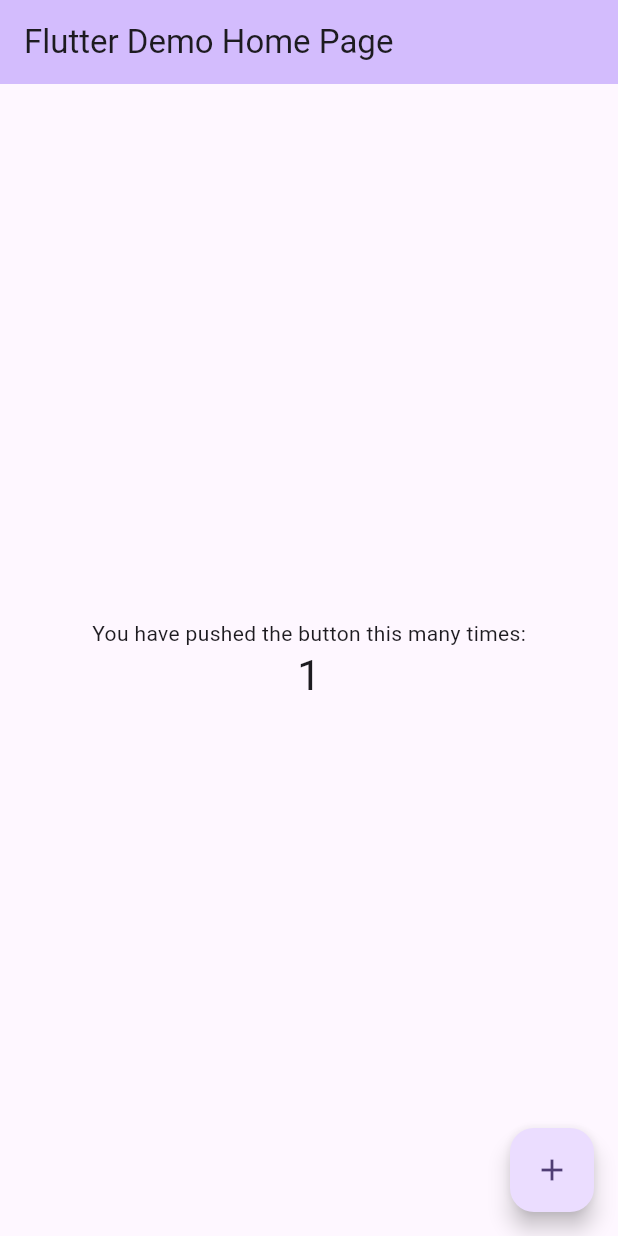
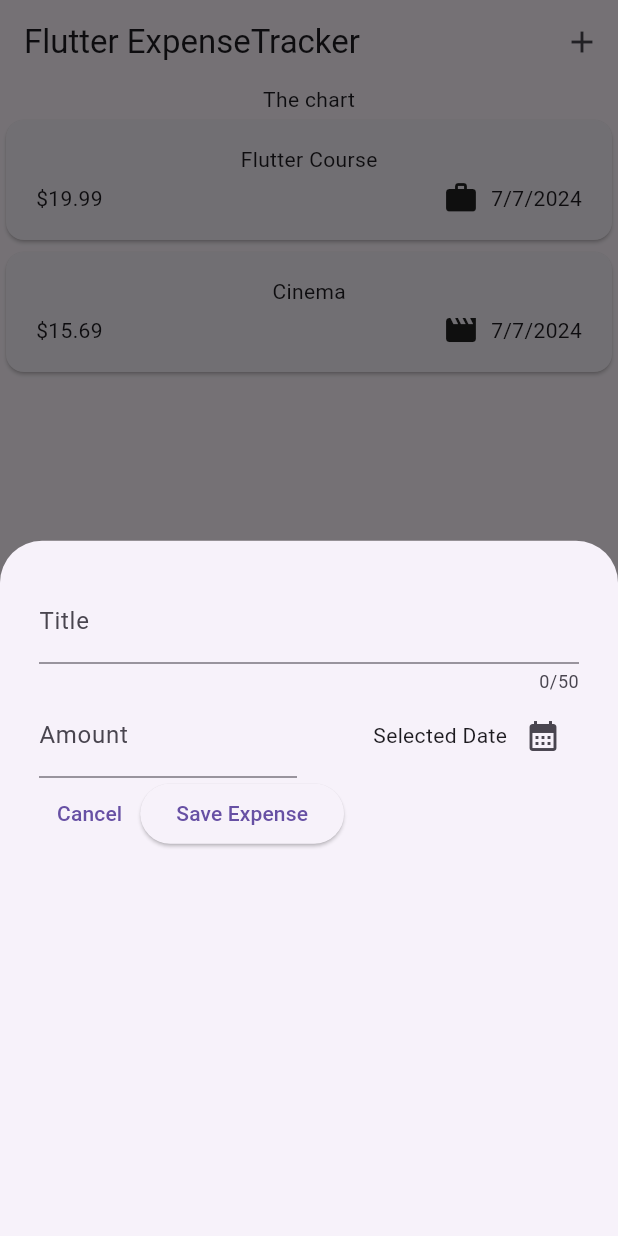
Before and after one commit to Hasithaja/expense-tracker, a Flutter app: the screen it shows after launch, after a tap on the "add" icon, on a phone screen of 412 x 824 dp. Run offline on Flutter 3.47's test engine with Material 3 defaults, Android fonts, the phone set to English and light mode, and no system bars.

Commit message:
Add bottom sheet modal and date picker

```diff
--- a/lib/main.dart
+++ b/lib/main.dart
@@ -1,125 +1,10 @@
+import 'package:expense_tracker/widgets/expenses.dart';
 import 'package:flutter/material.dart';
 
 void main() {
-  runApp(const MyApp());
+  runApp(
+    const MaterialApp(
+      home: Expenses(),
+    ),
+  );
 }
-
-class MyApp extends StatelessWidget {
-  const MyApp({super.key});
-
-  // This widget is the root of your application.
-  @override
-  Widget build(BuildContext context) {
-    return MaterialApp(
-      title: 'Flutter Demo',
-      theme: ThemeData(
-        // This is the theme of your application.
-        //
-        // TRY THIS: Try running your application with "flutter run". You'll see
-        // the application has a purple toolbar. Then, without quitting the app,
-        // try changing the seedColor in the colorScheme below to Colors.green
-        // and then invoke "hot reload" (save your changes or press the "hot
-        // reload" button in a Flutter-supported IDE, or press "r" if you used
-        // the command line to start the app).
-        //
-        // Notice that the counter didn't reset back to zero; the application
-        // state is not lost during the reload. To reset the state, use hot
-        // restart instead.
-        //
-        // This works for code too, not just values: Most code changes can be
-        // tested with just a hot reload.
-        colorScheme: ColorScheme.fromSeed(seedColor: Colors.deepPurple),
-        useMaterial3: true,
-      ),
-      home: const MyHomePage(title: 'Flutter Demo Home Page'),
-    );
-  }
-}
-
-class MyHomePage extends StatefulWidget {
-  const MyHomePage({super.key, required this.title});
-
-  // This widget is the home page of your application. It is stateful, meaning
-  // that it has a State object (defined below) that contains fields that affect
-  // how it looks.
-
-  // This class is the configuration for the state. It holds the values (in this
-  // case the title) provided by the parent (in this case the App widget) and
-  // used by the build method of the State. Fields in a Widget subclass are
-  // always marked "final".
-
-  final String title;
-
-  @override
-  State<MyHomePage> createState() => _MyHomePageState();
-}
-
-class _MyHomePageState extends State<MyHomePage> {
-  int _counter = 0;
-
-  void _incrementCounter() {
-    setState(() {
-      // This call to setState tells the Flutter framework that something has
-      // changed in this State, which causes it to rerun the build method below
-      // so that the display can reflect the updated values. If we changed
-      // _counter without calling setState(), then the build method would not be
-      // called again, and so nothing would appear to happen.
-      _counter++;
-    });
-  }
-
-  @override
-  Widget build(BuildContext context) {
-    // This method is rerun every time setState is called, for instance as done
-    // by the _incrementCounter method above.
-    //
-    // The Flutter framework has been optimized to make rerunning build methods
-    // fast, so that you can just rebuild anything that needs updating rather
-    // than having to individually change instances of widgets.
-    return Scaffold(
-      appBar: AppBar(
-        // TRY THIS: Try changing the color here to a specific color (to
-        // Colors.amber, perhaps?) and trigger a hot reload to see the AppBar
-        // change color while the other colors stay the same.
-        backgroundColor: Theme.of(context).colorScheme.inversePrimary,
-        // Here we take the value from the MyHomePage object that was created by
-        // the App.build method, and use it to set our appbar title.
-        title: Text(widget.title),
-      ),
-      body: Center(
-        // Center is a layout widget. It takes a single child and positions it
-        // in the middle of the parent.
-        child: Column(
-          // Column is also a layout widget. It takes a list of children and
-          // arranges them vertically. By default, it sizes itself to fit its
-          // children horizontally, and tries to be as tall as its parent.
-          //
-          // Column has various properties to control how it sizes itself and
-          // how it positions its children. Here we use mainAxisAlignment to
-          // center the children vertically; the main axis here is the vertical
-          // axis because Columns are vertical (the cross axis would be
-          // horizontal).
-          //
-          // TRY THIS: Invoke "debug painting" (choose the "Toggle Debug Paint"
-          // action in the IDE, or press "p" in the console), to see the
-          // wireframe for each widget.
-          mainAxisAlignment: MainAxisAlignment.center,
-          children: <Widget>[
-            const Text(
-              'You have pushed the button this many times:',
-            ),
-            Text(
-              '$_counter',
-              style: Theme.of(context).textTheme.headlineMedium,
-            ),
-          ],
-        ),
-      ),
-      floatingActionButton: FloatingActionButton(
-        onPressed: _incrementCounter,
-        tooltip: 'Increment',
-        child: const Icon(Icons.add),
-      ), // This trailing comma makes auto-formatting nicer for build methods.
-    );
-  }
-}
--- /dev/null
+++ b/lib/models/expense.dart
@@ -0,0 +1,35 @@
+import 'package:flutter/material.dart';
+import 'package:intl/intl.dart';
+import 'package:uuid/uuid.dart';
+
+final formatter = DateFormat.yMd();
+
+const uuid = Uuid();
+
+enum Category { food, travel, leisure, work }
+
+const categoryIcons = {
+  Category.food: Icons.lunch_dining,
+  Category.travel: Icons.flight_takeoff,
+  Category.leisure: Icons.movie,
+  Category.work: Icons.work
+};
+
+class Expense {
+  Expense({
+    required this.title,
+    required this.amount,
+    required this.date,
+    required this.category,
+  }) : id = uuid.v4();
+
+  final String id;
+  final String title;
+  final double amount;
+  final DateTime date;
+  final Category category;
+
+  String get formattedDate {
+    return formatter.format(date);
+  }
+}
--- /dev/null
+++ b/lib/new_expense.dart
@@ -0,0 +1,104 @@
+import 'package:flutter/material.dart';
+
+class NewExpense extends StatefulWidget {
+  const NewExpense({super.key});
+
+  @override
+  State<StatefulWidget> createState() {
+    return _NewExpenseState();
+  }
+}
+
+class _NewExpenseState extends State<NewExpense> {
+  // var _enteredTitle = '';
+
+  // void _saveTitleInput(String val) {
+  //   _enteredTitle = val;
+  // }
+
+  final _titleController = TextEditingController();
+  final _amountController = TextEditingController();
+
+  void _presentDatePicker() {
+    final now = DateTime.now();
+    final firstDate = DateTime(now.year - 1, now.month, now.day);
+    showDatePicker(
+      context: context,
+      initialDate: now,
+      firstDate: firstDate,
+      lastDate: now,
+    );
+  }
+
+  @override
+  void dispose() {
+    _titleController.dispose();
+    _amountController.dispose();
+    super.dispose();
+  }
+
+  @override
+  Widget build(BuildContext context) {
+    return Padding(
+      padding: const EdgeInsets.all(16),
+      child: Column(
+        children: [
+          TextField(
+            maxLength: 50,
+            decoration: const InputDecoration(
+              label: Text('Title'),
+            ),
+            controller: _titleController,
+          ),
+          Row(
+            children: [
+              Expanded(
+                child: TextField(
+                  decoration: const InputDecoration(
+                    prefixText: '\$ ',
+                    label: Text('Amount'),
+                  ),
+                  controller: _amountController,
+                  keyboardType: TextInputType.number,
+                ),
+              ),
+              const SizedBox(
+                width: 16,
+              ),
+              Expanded(
+                child: Row(
+                  mainAxisAlignment: MainAxisAlignment.end,
+                  crossAxisAlignment: CrossAxisAlignment.center,
+                  children: [
+                    const Text('Selected Date'),
+                    IconButton(
+                      onPressed: _presentDatePicker,
+                      icon: const Icon(Icons.calendar_month),
+                    ),
+                  ],
+                ),
+              )
+            ],
+          ),
+          Row(
+            children: [
+              TextButton(
+                onPressed: () {
+                  Navigator.pop(context);
+                },
+                child: const Text('Cancel'),
+              ),
+              ElevatedButton(
+                onPressed: () {
+                  print(_titleController.text);
+                  print(_amountController.text);
+                },
+                child: const Text('Save Expense'),
+              )
+            ],
+          )
+        ],
+      ),
+    );
+  }
+}
--- /dev/null
+++ b/lib/widgets/expenses.dart
@@ -0,0 +1,65 @@
+import 'package:expense_tracker/new_expense.dart';
+import 'package:expense_tracker/widgets/expenses_list/expenses_list.dart';
+import 'package:expense_tracker/models/expense.dart';
+import 'package:flutter/material.dart';
+
+class Expenses extends StatefulWidget {
+  const Expenses({super.key});
+
+  @override
+  State<Expenses> createState() {
+    return _ExpensesState();
+  }
+}
+
+class _ExpensesState extends State<Expenses> {
+  final List<Expense> _registeredExpenses = [
+    Expense(
+      title: 'Flutter Course',
+      amount: 19.99,
+      date: DateTime.now(),
+      category: Category.work,
+    ),
+    Expense(
+      title: 'Cinema',
+      amount: 15.69,
+      date: DateTime.now(),
+      category: Category.leisure,
+    ),
+  ];
+
+  void _openAddExpenseModal() {
+    showModalBottomSheet(
+      context: context,
+      builder: (ctx) {
+        return const Padding(
+          padding: EdgeInsets.all(10),
+          child: NewExpense(),
+        );
+      },
+    );
+  }
+
+  @override
+  Widget build(BuildContext context) {
+    return Scaffold(
+      appBar: AppBar(
+        title: const Text('Flutter ExpenseTracker'),
+        actions: [
+          IconButton(
+            onPressed: _openAddExpenseModal,
+            icon: const Icon(Icons.add),
+          ),
+        ],
+      ),
+      body: Column(
+        children: [
+          const Text('The chart'),
+          Expanded(
+            child: ExpensesList(expenses: _registeredExpenses),
+          ),
+        ],
+      ),
+    );
+  }
+}
--- /dev/null
+++ b/lib/widgets/expenses_list/expense_item.dart
@@ -0,0 +1,43 @@
+import 'package:expense_tracker/models/expense.dart';
+import 'package:flutter/material.dart';
+
+class ExpenseItem extends StatelessWidget {
+  const ExpenseItem(this.expense, {super.key});
+
+  final Expense expense;
+
+  @override
+  Widget build(BuildContext context) {
+    return Card(
+      child: Padding(
+        padding: const EdgeInsets.symmetric(
+          horizontal: 20,
+          vertical: 16,
+        ),
+        child: Column(
+          children: [
+            Text(expense.title),
+            const SizedBox(
+              height: 4,
+            ),
+            Row(
+              children: [
+                Text('\$${expense.amount.toStringAsFixed(2)}'),
+                const Spacer(),
+                Row(
+                  children: [
+                    Icon(categoryIcons[expense.category]),
+                    const SizedBox(
+                      width: 8,
+                    ),
+                    Text(expense.formattedDate)
+                  ],
+                )
+              ],
+            )
+          ],
+        ),
+      ),
+    );
+  }
+}
--- /dev/null
+++ b/lib/widgets/expenses_list/expenses_list.dart
@@ -0,0 +1,20 @@
+import 'package:expense_tracker/models/expense.dart';
+import 'package:expense_tracker/widgets/expenses_list/expense_item.dart';
+import 'package:flutter/material.dart';
+
+class ExpensesList extends StatelessWidget {
+  const ExpensesList({
+    super.key,
+    required this.expenses,
+  });
+
+  final List<Expense> expenses;
+
+  @override
+  Widget build(BuildContext context) {
+    return ListView.builder(
+      itemCount: expenses.length,
+      itemBuilder: (context, index) => ExpenseItem(expenses[index]),
+    );
+  }
+}
--- a/pubspec.yaml
+++ b/pubspec.yaml
@@ -35,6 +35,8 @@ dependencies:
   # The following adds the Cupertino Icons font to your application.
   # Use with the CupertinoIcons class for iOS style icons.
   cupertino_icons: ^1.0.6
+  uuid: ^4.4.0
+  intl: ^0.19.0
 
 dev_dependencies:
   flutter_test:
```
Also changed, not shown: pubspec.lock.
